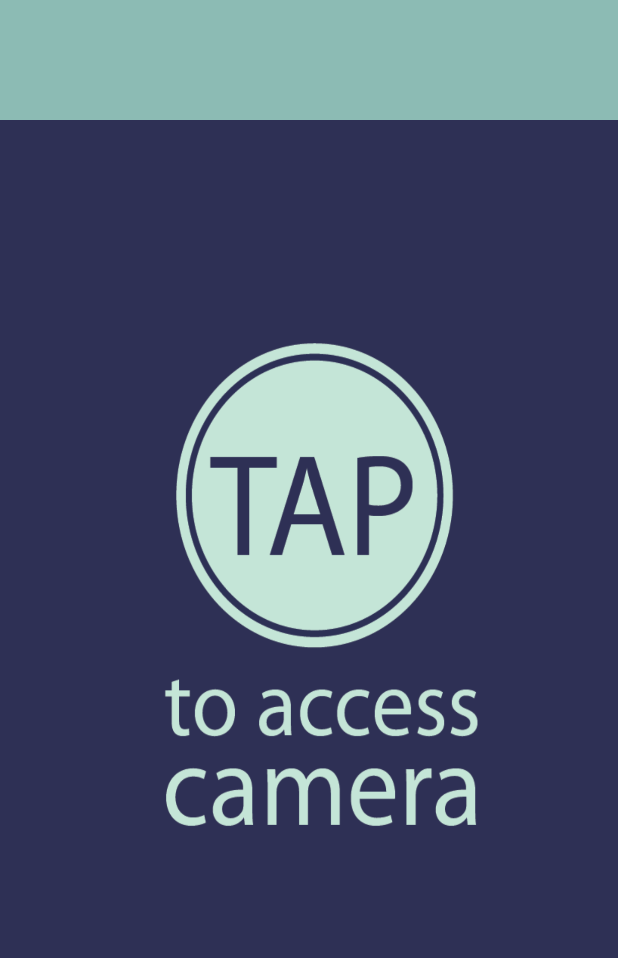
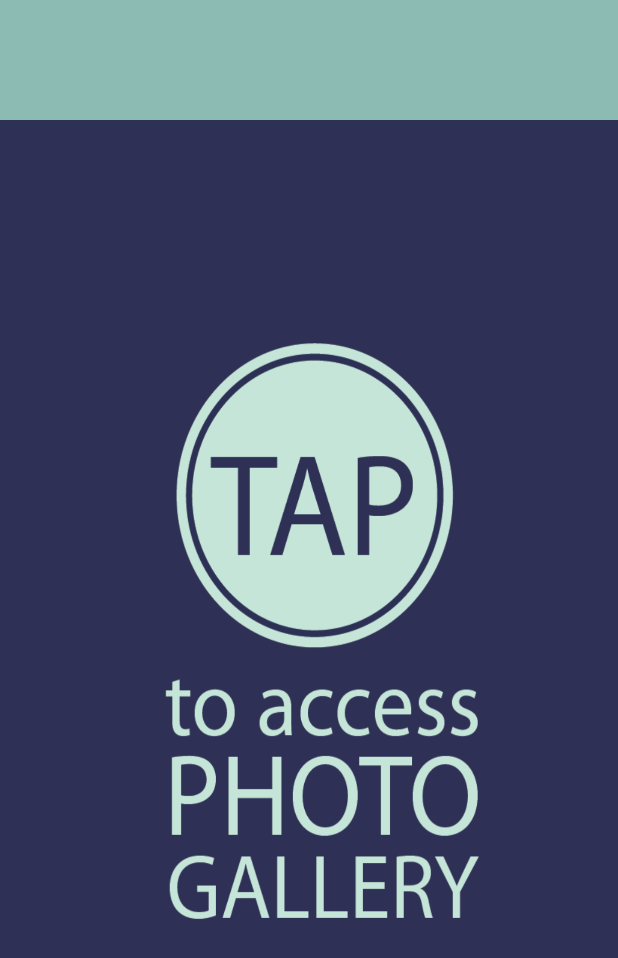
Before and after one commit to jjeun/ShutterShare, an Android app: the layout fragment_gallery.xml on its own in the app's theme, with its tools: preview values and no code run, on a phone screen of 412 x 824 dp. Shown: the top 958 px of the screen. Run offline under Robolectric (Android 15) with nearby library versions, the light colour scheme and no system bars.

Commit message:
added new tap gallery photo

```diff
--- a/app/src/main/res/layout/fragment_gallery.xml
+++ b/app/src/main/res/layout/fragment_gallery.xml
@@ -16,7 +16,7 @@
     <ImageButton
         android:layout_width="fill_parent"
         android:layout_height="fill_parent"
-        android:background="@drawable/camerabutton"
+        android:background="@drawable/gallerybutton"
         android:id="@+id/galleryButton"
         android:layout_centerHorizontal="true"
         android:layout_alignParentBottom="false"
```
Also changed, not shown: app/src/main/res/drawable/gallerybutton.png (added).
